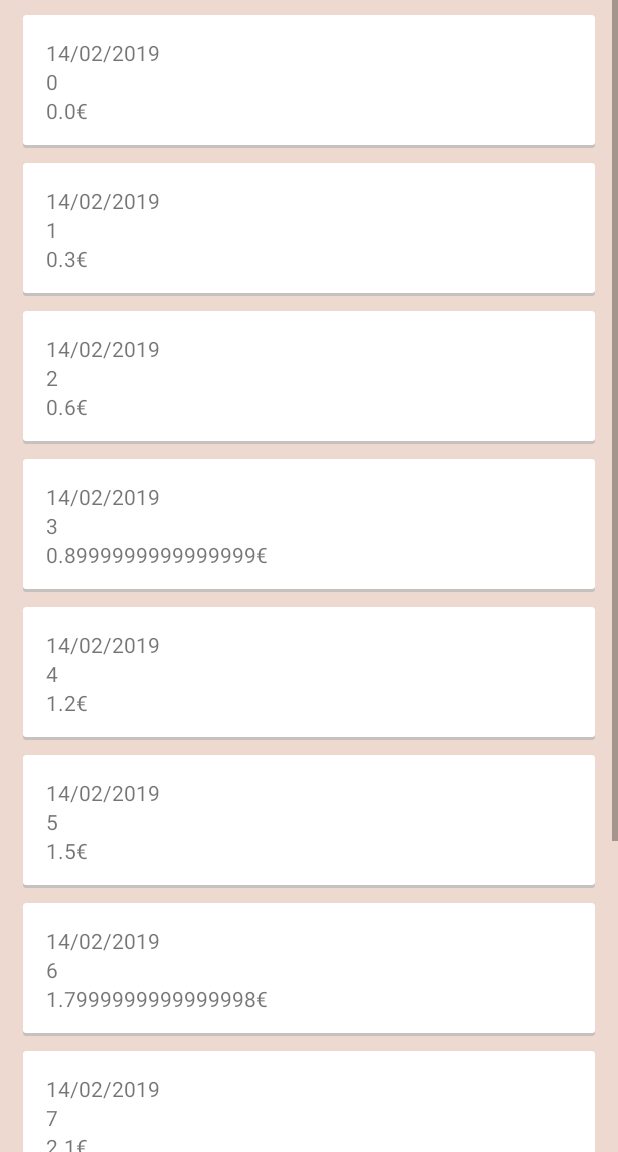
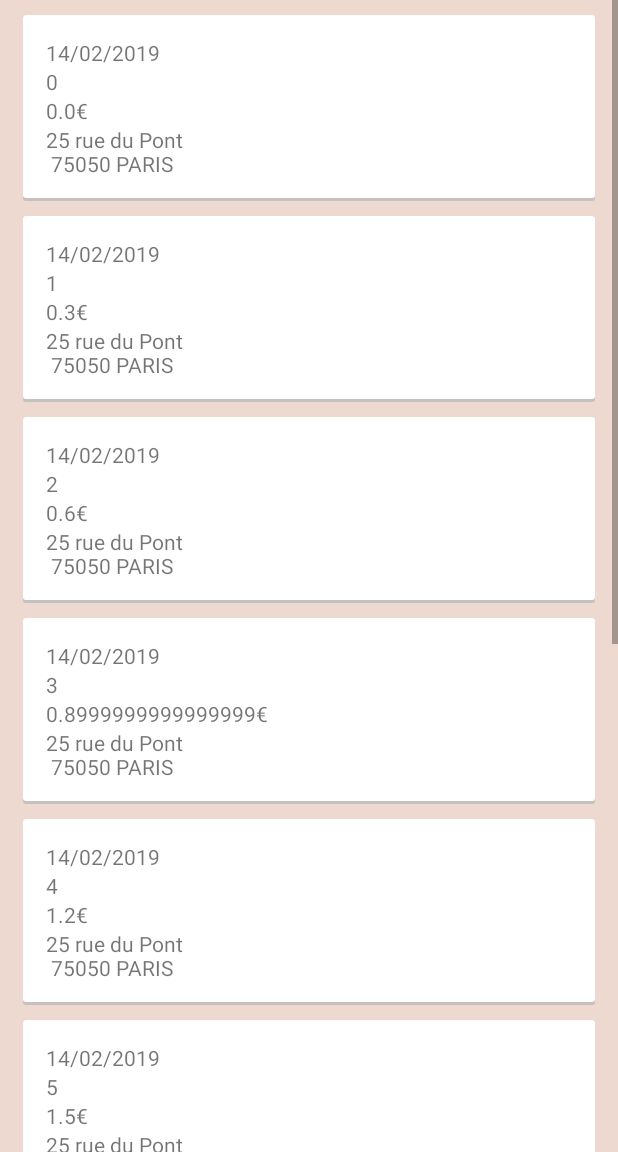
Before and after one commit to nicolas07/Projetrse, an Android app: the screen it shows after launch (MainActivity), in the side drawer, after a tap on "Historique", on a phone screen of 412 x 824 dp, the part 84-1236 px from its top. Run offline under Robolectric (Android 15) with nearby library versions, the phone set to English and light mode, and no system bars.

Commit message:
Ajout champs Address dans History et utilisatio etLines sur les TextView Address

```diff
--- a/app/src/main/java/com/example/projet_rse/History.java
+++ b/app/src/main/java/com/example/projet_rse/History.java
@@ -7,10 +7,12 @@ public class History {
     private String Date;
     private String PackagesNumber;
     private String Amount;
+    private String Address;
 
-    public History(String date, String packagesNumber) {
+    public History(String date, String packagesNumber, String address) {
         Date = date;
         PackagesNumber = packagesNumber;
+        Address = address;
         Amount = CalculateAmount(packagesNumber);
     }
 
@@ -40,4 +42,25 @@ public class History {
     public String getAmount() {
         return Amount;
     }
+
+    public String getAddress() {
+        return Address;
+    }
+
+    public void setAddress(String address) {
+        Address = address;
+    }
+
+    public int GetAddressLines()
+    {
+        int count = 0;
+
+        for(int i=0; i < Address.length(); i++)
+        {    if(Address.charAt(i) == '\n')
+            count++;
+        }
+
+        return count+1;
+    }
+
 }
--- a/app/src/main/java/com/example/projet_rse/HistoryArrayAdapter.java
+++ b/app/src/main/java/com/example/projet_rse/HistoryArrayAdapter.java
@@ -20,6 +20,7 @@ public class HistoryArrayAdapter  extends ArrayAdapter<History> {
         TextView TextViewDate;
         TextView TextViewPackageNumber;
         TextView TextViewAmount;
+        TextView TextViewAdress;
     }
 
     public HistoryArrayAdapter(Context context, int textViewResourceId) {
@@ -57,6 +58,7 @@ public class HistoryArrayAdapter  extends ArrayAdapter<History> {
             viewHolder.TextViewDate = (TextView) row.findViewById(R.id.tv_Date);
             viewHolder.TextViewPackageNumber = (TextView) row.findViewById(R.id.tv_PackageNumber);
             viewHolder.TextViewAmount = (TextView) row.findViewById(R.id.tv_Amount);
+            viewHolder.TextViewAdress = (TextView) row.findViewById(R.id.tv_Address);
             row.setTag(viewHolder);
         } else {
             viewHolder = (HistoryViewHolder)row.getTag();
@@ -65,10 +67,14 @@ public class HistoryArrayAdapter  extends ArrayAdapter<History> {
         viewHolder.TextViewDate.setText(history.getDate());
         viewHolder.TextViewPackageNumber.setText(history.getPackagesNumber());
         viewHolder.TextViewAmount.setText(history.getAmount()+"€");
+        viewHolder.TextViewAdress.setText(history.getAddress());
+        viewHolder.TextViewAdress.setLines(history.GetAddressLines());
         return row;
     }
 
     public Bitmap decodeToBitmap(byte[] decodedByte) {
         return BitmapFactory.decodeByteArray(decodedByte, 0, decodedByte.length);
     }
+
+
 }
--- a/app/src/main/java/com/example/projet_rse/ReturnPackageFragment.java
+++ b/app/src/main/java/com/example/projet_rse/ReturnPackageFragment.java
@@ -24,8 +24,6 @@ import java.util.GregorianCalendar;
 
 public class ReturnPackageFragment extends Fragment {
 
-    // TODO : ajouter \n TextView
-
     private EditText EditTextReturnPackageNumber;
     private TextView TextViewReturnAddress;
     private TextView TextViewReturnDate;
@@ -50,6 +48,7 @@ public class ReturnPackageFragment extends Fragment {
 
             TextViewReturnAddress = (TextView) view.findViewById(R.id.tv_ReturnAddress);
             TextViewReturnAddress.setText(userAccount.getAddress());
+            TextViewReturnAddress.setLines(userAccount.GetAddressLines());
             ButtonValidateReturn = (Button) view.findViewById(R.id.bt_ValidateReturn);
             ButtonValidateReturn.setOnClickListener(new View.OnClickListener() {
                 @Override
@@ -59,7 +58,7 @@ public class ReturnPackageFragment extends Fragment {
                     String message = null;
                     if(n > 0 && !TextUtils.isEmpty(TextViewReturnAddress.getText().toString())){
                         message = "Demande Retour validée";
-                        storageHelper.StoreHistory(new History(TextViewReturnDate.getText().toString(),EditTextReturnPackageNumber.getText().toString()));
+                        storageHelper.StoreHistory(new History(TextViewReturnDate.getText().toString(),EditTextReturnPackageNumber.getText().toString(),TextViewReturnAddress.getText().toString()));
                     } else {
                         message = "Une erreur s'est produite";
                     }
--- a/app/src/main/java/com/example/projet_rse/StorageHelper.java
+++ b/app/src/main/java/com/example/projet_rse/StorageHelper.java
@@ -64,13 +64,13 @@ public class StorageHelper {
 
     public void InitData(){
 
-        UserAccount userAccount = new UserAccount("DUPONT", "Marcel", "28 rue Dupont - 75020 Paris","azerty","m.dupont@gmail.com");
+        UserAccount userAccount = new UserAccount("DUPONT", "Marcel", "28 rue Dupont \n 75020 Paris","azerty","m.dupont@gmail.com");
         StoreUserAccount(userAccount);
 
         List<History> histories = new ArrayList<History>();
 
         for(int i=0; i < 10;i++){
-            histories.add(new History("14/02/2019",Integer.toString(i)));
+            histories.add(new History("14/02/2019",Integer.toString(i),"25 rue du Pont \n 75050 PARIS"));
         }
         StoreHistories(histories);
 
--- a/app/src/main/java/com/example/projet_rse/UserAccount.java
+++ b/app/src/main/java/com/example/projet_rse/UserAccount.java
@@ -55,4 +55,16 @@ public class UserAccount {
         Password = password;
         Email = email;
     }
+
+    public int GetAddressLines()
+    {
+        int count = 0;
+
+        for(int i=0; i < Address.length(); i++)
+        {    if(Address.charAt(i) == '\n')
+            count++;
+        }
+
+        return count+1;
+    }
 }
--- a/app/src/main/java/com/example/projet_rse/UserAccountFragment.java
+++ b/app/src/main/java/com/example/projet_rse/UserAccountFragment.java
@@ -53,6 +53,7 @@ public class UserAccountFragment extends Fragment implements View.OnClickListene
         TextViewName.setText(userAccount.getName());
         TextViewFirstName.setText(userAccount.getFirstName());
         TextViewAddress.setText(userAccount.getAddress());
+        TextViewAddress.setLines(userAccount.GetAddressLines());
         TextViewEmail.setText(userAccount.getEmail());
         TextViewPassword.setText(userAccount.getPassword());
 
@@ -155,6 +156,7 @@ public class UserAccountFragment extends Fragment implements View.OnClickListene
                 TextViewName.setText(userAccount.getName());
                 TextViewFirstName.setText(userAccount.getFirstName());
                 TextViewAddress.setText(userAccount.getAddress());
+                TextViewAddress.setLines(userAccount.GetAddressLines());
                 TextViewEmail.setText(userAccount.getEmail());
                 TextViewPassword.setText(userAccount.getPassword());
             }
--- a/app/src/main/res/layout/fragment_returnpackage.xml
+++ b/app/src/main/res/layout/fragment_returnpackage.xml
@@ -30,7 +30,7 @@
                 android:layout_width="wrap_content"
                 android:layout_height="wrap_content"
                 android:layout_weight="1"
-                android:text="TextView" />
+                android:text="TextView"/>
         </TableRow>
         <TableRow>
             <TextView
--- a/app/src/main/res/layout/fragment_useraccount.xml
+++ b/app/src/main/res/layout/fragment_useraccount.xml
@@ -73,9 +73,7 @@
             <TextView
                 android:id="@+id/tv_Address"
                 android:layout_weight="1"
-                android:gravity="center"
-                android:maxLines="4"
-                android:lines="4"/>
+                android:gravity="center"/>
             <Button
                 android:id="@+id/bt_EditAddress"
                 android:layout_width="wrap_content"
--- a/app/src/main/res/layout/list_item_history.xml
+++ b/app/src/main/res/layout/list_item_history.xml
@@ -21,20 +21,22 @@
 		<TextView
 			android:id="@+id/tv_Date"
 			android:layout_width="wrap_content"
-			android:layout_height="wrap_content"
-			android:text="Text line 1"/>
+			android:layout_height="wrap_content"/>
 
 		<TextView
 			android:id="@+id/tv_PackageNumber"
 			android:layout_width="wrap_content"
-			android:layout_height="wrap_content"
-			android:text="Text line 2"/>
+			android:layout_height="wrap_content"/>
 
 		<TextView
 			android:id="@+id/tv_Amount"
 			android:layout_width="wrap_content"
-			android:layout_height="wrap_content"
-			android:text="Text line 2"/>
+			android:layout_height="wrap_content"/>
+
+		<TextView
+			android:id="@+id/tv_Address"
+			android:layout_width="wrap_content"
+			android:layout_height="wrap_content"/>
 
 	</LinearLayout>
 </FrameLayout>
```
